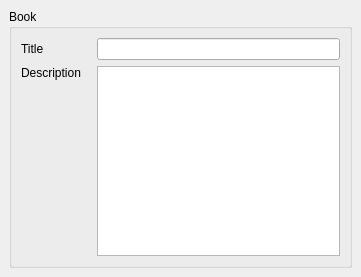
This is src/com/axiastudio/pypapi/demo/forms/book.ui in tizianolattisi/pypapi as Qt 5 draws it before an edit. The edited form follows.
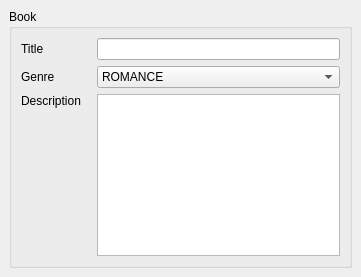
This is the edited form.

Commit message: Choice (book's genre) in demo application.

Diff of the .ui file:
```diff
--- a/src/com/axiastudio/pypapi/demo/forms/book.ui
+++ b/src/com/axiastudio/pypapi/demo/forms/book.ui
@@ -42,20 +42,49 @@
         </widget>
        </item>
        <item row="1" column="0">
+        <widget class="QLabel" name="label_3">
+         <property name="text">
+          <string>Genre</string>
+         </property>
+        </widget>
+       </item>
+       <item row="1" column="1">
+        <widget class="QComboBox" name="comboBox">
+         <property name="column" stdset="0">
+          <string>Genre</string>
+         </property>
+         <item>
+          <property name="text">
+           <string>ROMANCE</string>
+          </property>
+         </item>
+         <item>
+          <property name="text">
+           <string>HISTORY</string>
+          </property>
+         </item>
+         <item>
+          <property name="text">
+           <string>REFERENCE</string>
+          </property>
+         </item>
+        </widget>
+       </item>
+       <item row="2" column="0">
         <widget class="QLabel" name="label_2">
          <property name="text">
           <string>Description</string>
          </property>
         </widget>
        </item>
-       <item row="1" column="1" rowspan="2">
+       <item row="2" column="1" rowspan="2">
         <widget class="QTextEdit" name="textEdit">
          <property name="column" stdset="0">
           <string>Description</string>
          </property>
         </widget>
        </item>
-       <item row="2" column="0">
+       <item row="3" column="0">
         <spacer name="verticalSpacer">
          <property name="orientation">
           <enum>Qt::Vertical</enum>
```
The commit also changes 5 other files.
